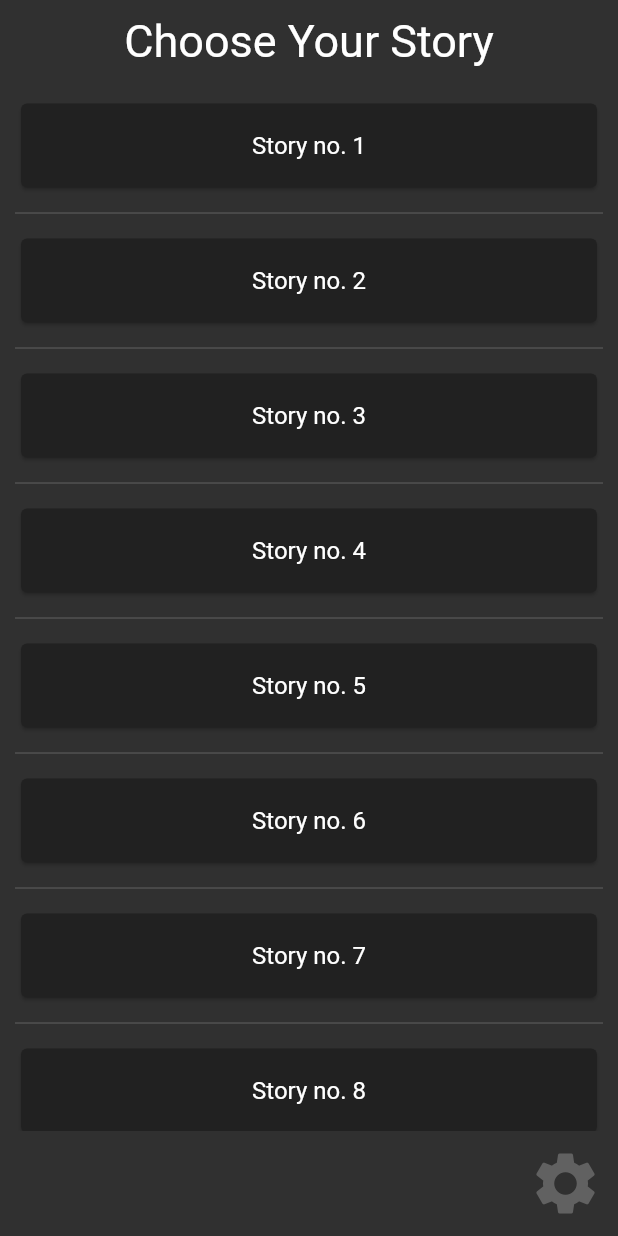
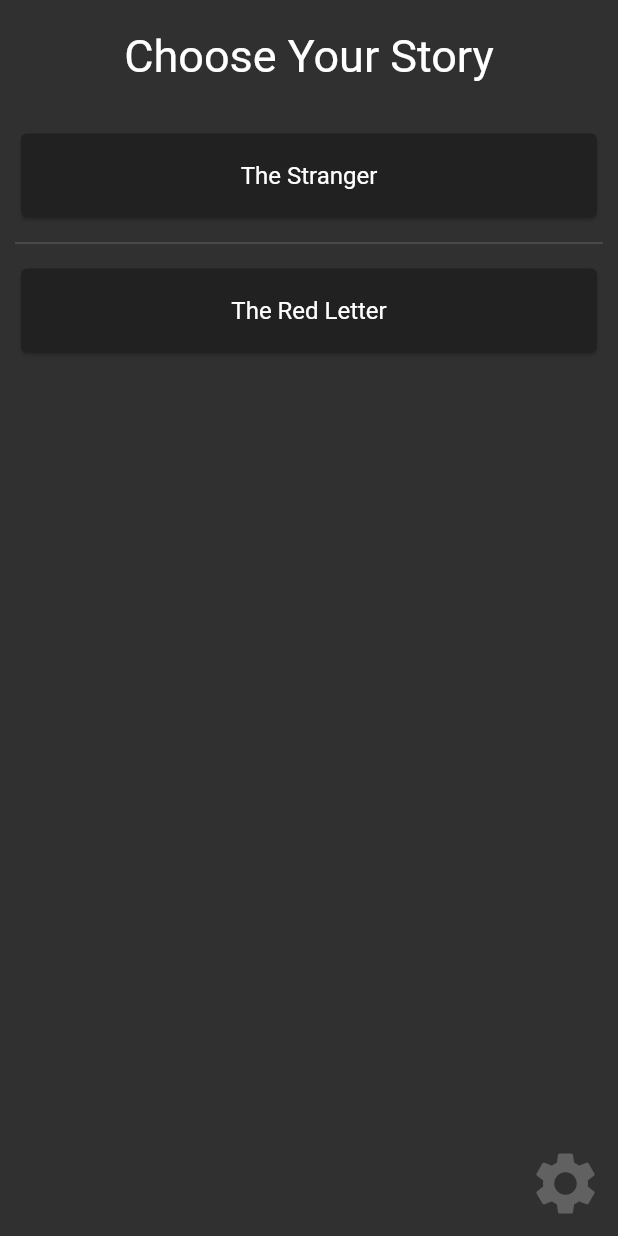
Before and after one commit to saileshbro/Your-Destiny, a Flutter app: the screen it shows after launch, on a phone screen of 412 x 824 dp. Run offline on Flutter 3.47's test engine with Material 2 defaults, Android fonts, the phone set to English and light mode, and no system bars.

Commit message:
I used this choose your own adventure story to add another story to the app. Also, I made the MenuPage show the stories instead of placeholders.
https://www.write4fun.net/view-entry/205506

```diff
--- a/lib/menu_page.dart
+++ b/lib/menu_page.dart
@@ -1,6 +1,7 @@
 import 'package:flutter/material.dart';
 import 'package:flutter/rendering.dart';
 import 'main.dart';
+import 'stories.dart';
 
 class MenuPage extends StatelessWidget {
   @override
@@ -11,14 +12,14 @@ class MenuPage extends StatelessWidget {
         crossAxisAlignment: CrossAxisAlignment.center,
         children: [
           SizedBox(
-            height: 10,
+            height: 20,
           ),
           Text(
             'Choose Your Story',
             style: TextStyle(fontSize: 30),
           ),
           SizedBox(
-            height: 20,
+            height: 30,
           ),
           Flexible(
             child: StoryList(),
@@ -40,7 +41,7 @@ class StoryList extends StatelessWidget {
   Widget build(BuildContext context) {
     return ListView.separated(
         padding: const EdgeInsets.symmetric(horizontal: 10),
-        itemCount: 10,
+        itemCount: stories.length,
         separatorBuilder: (context, index) => StoryTileSeparator(),
         itemBuilder: (context, index) => StoryTile(index: index));
   }
@@ -54,11 +55,11 @@ class StoryTileSeparator extends StatelessWidget {
   @override
   Widget build(BuildContext context) {
     return Padding(
-          padding: const EdgeInsets.symmetric(vertical: 5.0),
-          child: Divider(
-            color: Theme.of(context).secondaryHeaderColor,
-          ),
-        );
+      padding: const EdgeInsets.symmetric(vertical: 5.0),
+      child: Divider(
+        color: Theme.of(context).secondaryHeaderColor,
+      ),
+    );
   }
 }
 
@@ -81,8 +82,7 @@ class StoryTile extends StatelessWidget {
   final int index;
   final String title;
 
-  StoryTile({@required this.index})
-      : this.title = 'Story no. ' + (index + 1).toString();
+  StoryTile({@required this.index}) : this.title = stories[index].title;
 
   @override
   Widget build(BuildContext context) {
--- a/lib/stories.dart
+++ b/lib/stories.dart
@@ -1,6 +1,7 @@
 import 'story.dart';
 
 var stories = [
+  // The Stranger
   Story(
     title: "The Stranger",
     story: Pages(
@@ -19,35 +20,98 @@ var stories = [
           choices: Choices(
               first: 'At least he\'s honest. I\'ll climb in.',
               second: '"Wait, I know how to change a tire!"'),
-            ),
+        ),
         Page(
           page: 2,
           text:
               'As you begin to drive, the stranger starts talking about his relationship with his mother. He gets angrier and angrier by the minute. He asks you to open the glovebox. Inside you find a bloody knife, two severed fingers, and a cassette tape of Elton John. He reaches for the glove box.',
           choices: Choices(
               first: '"I love Elton John!" \n*Hand him the cassette tape.*',
-              second: 'It\'s him or me! \n*You take the knife and stab him.*'),),
+              second: 'It\'s him or me! \n*You take the knife and stab him.*'),
+        ),
         Page(
           page: 3,
           text:
               'What? Such a cop out! Did you know traffic accidents are the second leading cause of accidental death for most adult age groups?',
           choices: Choices(
             first: 'Restart',
-          ),),
+          ),
+        ),
         Page(
           page: 4,
           text:
               'As you smash through the guardrail and careen towards the jagged rocks below you reflect on the dubious wisdom of stabbing someone while they are driving a car you are in.',
           choices: Choices(
             first: 'Restart',
-          ),),
+          ),
+        ),
         Page(
           page: 5,
           text:
               'You bond with the murderer while crooning verses of "Can you feel the love tonight". He drops you off at the next town. Before you go he asks you if you know any good places to dump bodies. You reply: "Try the pier".',
           choices: Choices(
             first: 'Restart',
-          ),),
+          ),
+        ),
+      ],
+    ),
+  ),
+  // The Red Letter (https://www.write4fun.net/view-entry/205506)
+  // I am using this story as a test to learn more about using GitHub for open
+  // source contributions...
+  // Credits go to Ben Wreford, Grade 9, Kent Street Senior High School
+  Story(
+    title: "The Red Letter",
+    story: Pages(
+      pages: [
+        Page(
+          page: 1,
+          text:
+              'After a long hard day at your boring office job you arrive at home. Before you walk into your house you see a letter in your mailbox, an unusual occurrence as bill day is Thursday not Monday. You go up to the mailbox and see that there is a little red letter—quite suspicious.',
+          choices: Choices(
+              first: 'Open mail', // go to page 3
+              second: 'Go inside'), // go to page 2
+        ),
+        Page(
+          page: 2,
+          text:
+              'You decide that it is too suspicious and you choose to go inside. Half way up the drive you slip and fall head first on a rock. No one knows what happened to your body. Did the writer of the letter take it?',
+          choices: Choices(
+            first: 'Go back to the mailbox to find out', // go to page 1
+          ),
+        ),
+        Page(
+          page: 3,
+          text:
+              "You are too curious not to answer your mail. So you grab it out of your mailbox and open it and find seven words. ‘Meet me on the docks at twelve’ You are not that sure whether to go or not because it seems like a stereotypical set up for a camp fire story.",
+          choices: Choices(
+            first:
+                'Drive up to the dock to find out who sent you the letter', // go to page 4
+          ),
+        ),
+        Page(
+          page: 4,
+          text:
+              'You decide to go down to the docks to confront the person who wrote the red letter. 11:59 pm and there is no one there. Where is he? You think to yourself, did he forget? Is it a prank? Then you hear a car rumble in the distance. A pair of bright yellow headlights pop into existence and they are heading towards you and the noise is getting louder.',
+          choices: Choices(
+              first: 'Stand your ground', // go to page 5
+              second: 'Run away as fast as you can'), // go to page 6
+        ),
+        Page(
+          page: 5,
+          text:
+              'You decide to stand your ground. The car is getting dangerously close to you. Five seconds feels like it has been an hour. The car is getting nearer and you are regretting your decision. You can now see the red hood of the car coming towards you. Just as you get ready for the numbing pain of the car hitting you it screeches to a stop. A suited man comes out of the car and he is holding a hand gun. “Where is the money?” the man shouts at you.',
+          choices: Choices(
+            first: 'Run away', // go to page 6
+          ),
+        ),
+        Page(
+            page: 6,
+            text:
+                'You decide to run away. In the distance you hear a car. Its headlights are getting closer. You take a left turn into a dark alleyway and end up behind a small boat house. You see the car speed past you and you decide to flank it. You run onto the main road and lose it. It only took you ten minutes to find the police station nearest to you. Once you arrive you quickly tell your story. Thirty minutes later the police sergeant returns looking happy with himself. He tells you that you were the bait in a drug bust and now you are a key person in the crime of the year.',
+            choices: Choices(
+              first: "Restart",
+            )),
       ],
     ),
   ),
@@ -55,7 +119,7 @@ var stories = [
 
 getStory(title) {
   for (Story story in stories) {
-    if (story.title.toLowerCase() == title.toString().toLowerCase()){
+    if (story.title.toLowerCase() == title.toString().toLowerCase()) {
       return story;
     }
   }
```
Also changed, not shown: pubspec.lock.
